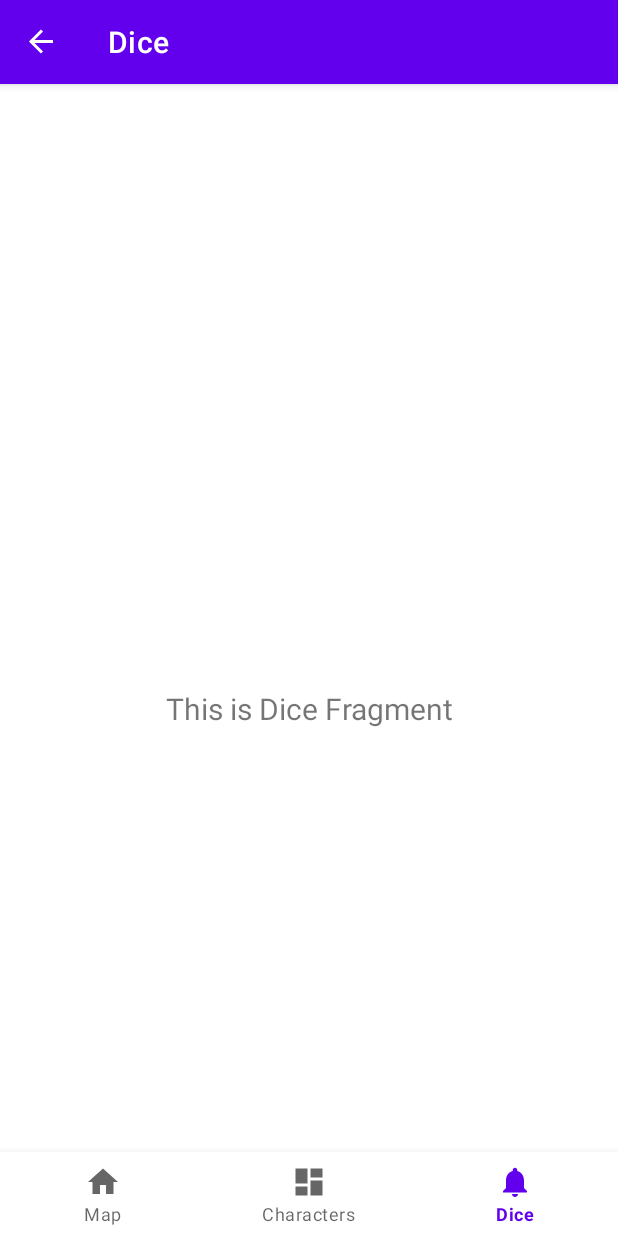
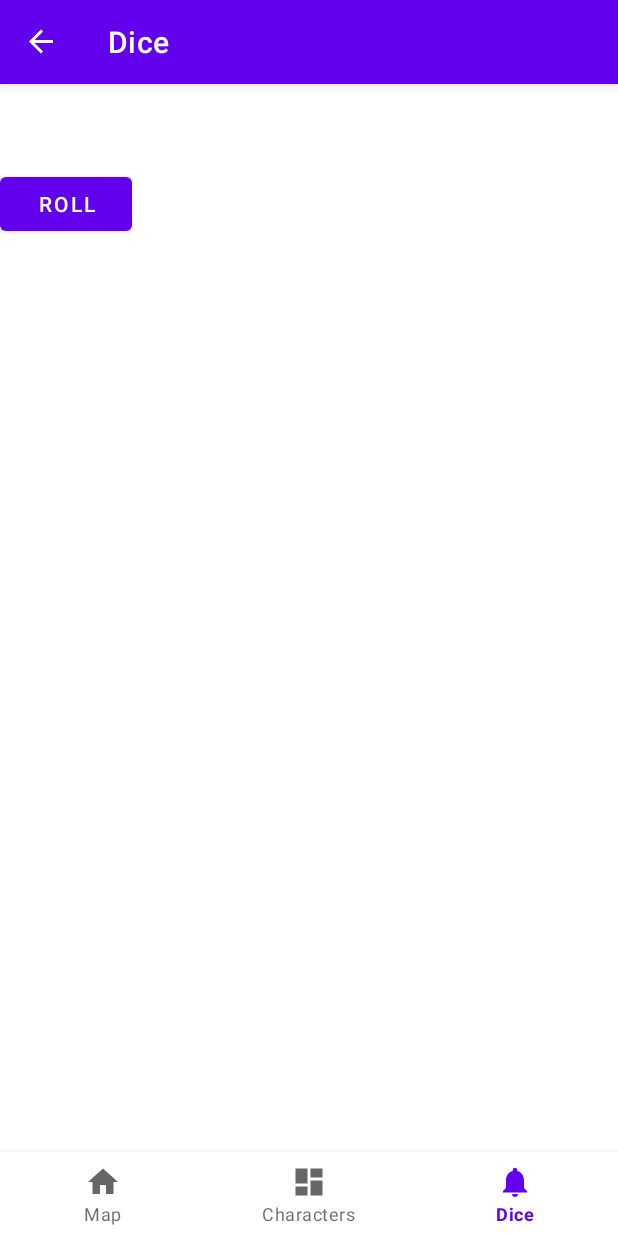
Before and after one commit to PryseOlg/Arklens, an Android app: the screen it shows after launch (MainActivity), item 3 of the bottom bar chosen, on a phone screen of 412 x 824 dp. Run offline under Robolectric (Android 15) with nearby library versions, the phone set to English and light mode, and no system bars; our stand-ins replace Room's generated code, navigation-ui.

Commit message:
Added dice logic and one die display

```diff
--- a/app/src/main/java/com/example/arklens/adapters/DiceAdapter.kt
+++ b/app/src/main/java/com/example/arklens/adapters/DiceAdapter.kt
@@ -1,4 +1,33 @@
 package com.example.arklens.adapters
 
-class DiceAdapter {
+import android.view.LayoutInflater
+import android.view.View
+import android.view.ViewGroup
+import android.widget.TextView
+import androidx.recyclerview.widget.RecyclerView
+import com.example.arklens.R
+
+class DiceAdapter(private val diceList: List<Int>) : RecyclerView.Adapter<DiceAdapter.DiceViewHolder>() {
+
+    override fun onCreateViewHolder(parent: ViewGroup, viewType: Int): DiceViewHolder {
+        val view = LayoutInflater.from(parent.context).inflate(R.layout.fragment_die, parent, false)
+        return DiceViewHolder(view)
+    }
+
+    override fun onBindViewHolder(holder: DiceViewHolder, position: Int) {
+        val diceValue = diceList[position]
+        holder.bind(diceValue)
+    }
+
+    override fun getItemCount(): Int {
+        return diceList.size
+    }
+
+    inner class DiceViewHolder(itemView: View) : RecyclerView.ViewHolder(itemView) {
+        private val diceValueTextView: TextView = itemView.findViewById(R.id.diceValueTextView)
+
+        fun bind(diceValue: Int) {
+            diceValueTextView.text = diceValue.toString()
+        }
+    }
 }
--- a/app/src/main/java/com/example/arklens/ui/dice/DiceFragment.kt
+++ b/app/src/main/java/com/example/arklens/ui/dice/DiceFragment.kt
@@ -1,42 +1,4 @@
 package com.example.arklens.ui.dice
 
-import android.os.Bundle
-import android.view.LayoutInflater
-import android.view.View
-import android.view.ViewGroup
-import android.widget.TextView
-import androidx.fragment.app.Fragment
-import androidx.lifecycle.ViewModelProvider
-import com.example.arklens.databinding.FragmentDiceBinding
-
-class DiceFragment : Fragment() {
-
-    private var _binding: FragmentDiceBinding? = null
-
-    // This property is only valid between onCreateView and
-    // onDestroyView.
-    private val binding get() = _binding!!
-
-    override fun onCreateView(
-        inflater: LayoutInflater,
-        container: ViewGroup?,
-        savedInstanceState: Bundle?
-    ): View {
-        val diceViewModel =
-            ViewModelProvider(this).get(DiceViewModel::class.java)
-
-        _binding = FragmentDiceBinding.inflate(inflater, container, false)
-        val root: View = binding.root
-
-        val textView: TextView = binding.textNotifications
-        diceViewModel.text.observe(viewLifecycleOwner) {
-            textView.text = it
-        }
-        return root
-    }
-
-    override fun onDestroyView() {
-        super.onDestroyView()
-        _binding = null
-    }
+class DiceFragment {
 }
--- a/app/src/main/java/com/example/arklens/ui/dice/DiceViewModel.kt
+++ b/app/src/main/java/com/example/arklens/ui/dice/DiceViewModel.kt
@@ -1,13 +1,4 @@
 package com.example.arklens.ui.dice
 
-import androidx.lifecycle.LiveData
-import androidx.lifecycle.MutableLiveData
-import androidx.lifecycle.ViewModel
-
-class DiceViewModel : ViewModel() {
-
-    private val _text = MutableLiveData<String>().apply {
-        value = "This is Dice Fragment"
-    }
-    val text: LiveData<String> = _text
+class DiceViewModel {
 }
--- /dev/null
+++ b/app/src/main/java/com/example/arklens/ui/die/DieFragment.kt
@@ -0,0 +1,34 @@
+package com.example.arklens.ui.die
+
+import android.os.Bundle
+import android.view.LayoutInflater
+import android.view.View
+import android.view.ViewGroup
+import androidx.fragment.app.Fragment
+import com.example.arklens.models.Die
+import com.example.arklens.databinding.FragmentDieBinding
+
+class DieFragment : Fragment() {
+
+    private lateinit var binding: FragmentDieBinding
+    private lateinit var die: Die
+
+    override fun onCreateView(
+        inflater: LayoutInflater,
+        container: ViewGroup?,
+        savedInstanceState: Bundle?
+    ): View? {
+        binding = FragmentDieBinding.inflate(inflater, container, false)
+        return binding.root
+    }
+
+    override fun onViewCreated(view: View, savedInstanceState: Bundle?) {
+        super.onViewCreated(view, savedInstanceState)
+
+        die = Die(6)
+        binding.rollButton.setOnClickListener {
+            val result = die.throwDie()
+            binding.resultTextView.text = result.toString()
+        }
+    }
+}
--- /dev/null
+++ b/app/src/main/java/com/example/arklens/ui/die/DieViewModel.kt
@@ -0,0 +1,19 @@
+package com.example.arklens.ui.die
+
+import androidx.lifecycle.LiveData
+import androidx.lifecycle.MutableLiveData
+import androidx.lifecycle.ViewModel
+import com.example.arklens.models.Die
+
+class DieViewModel : ViewModel() {
+
+    private val _diceValue = MutableLiveData<Int>()
+    val diceValue: LiveData<Int> get() = _diceValue
+
+    private val die = Die(6)
+
+    fun rollDie() {
+        val result = die.throwDie()
+        _diceValue.value = result
+    }
+}
--- a/app/src/main/res/layout/fragment_dice.xml
+++ /dev/null
@@ -1,22 +0,0 @@
-<?xml version="1.0" encoding="utf-8"?>
-<androidx.constraintlayout.widget.ConstraintLayout xmlns:android="http://schemas.android.com/apk/res/android"
-    xmlns:app="http://schemas.android.com/apk/res-auto"
-    xmlns:tools="http://schemas.android.com/tools"
-    android:layout_width="match_parent"
-    android:layout_height="match_parent"
-    tools:context=".ui.dice.DiceFragment">
-
-    <TextView
-        android:id="@+id/text_notifications"
-        android:layout_width="match_parent"
-        android:layout_height="wrap_content"
-        android:layout_marginStart="8dp"
-        android:layout_marginTop="8dp"
-        android:layout_marginEnd="8dp"
-        android:textAlignment="center"
-        android:textSize="20sp"
-        app:layout_constraintBottom_toBottomOf="parent"
-        app:layout_constraintEnd_toEndOf="parent"
-        app:layout_constraintStart_toStartOf="parent"
-        app:layout_constraintTop_toTopOf="parent" />
-</androidx.constraintlayout.widget.ConstraintLayout>
--- /dev/null
+++ b/app/src/main/res/layout/fragment_die.xml
@@ -0,0 +1,27 @@
+<?xml version="1.0" encoding="utf-8"?>
+<LinearLayout xmlns:android="http://schemas.android.com/apk/res/android"
+    android:layout_width="match_parent"
+    android:layout_height="match_parent">
+
+    <Button
+        android:id="@+id/rollButton"
+        android:layout_width="wrap_content"
+        android:layout_height="wrap_content"
+        android:text="@string/roll"
+        />
+
+    <TextView
+        android:id="@+id/resultTextView"
+        android:layout_width="wrap_content"
+        android:layout_height="wrap_content"
+        />
+
+    <TextView
+        android:id="@+id/diceValueTextView"
+        android:layout_width="wrap_content"
+        android:layout_height="wrap_content"
+        android:textSize="18sp"
+        android:textStyle="bold"
+        android:padding="8dp" />
+
+</LinearLayout>
--- a/app/src/main/res/navigation/mobile_navigation.xml
+++ b/app/src/main/res/navigation/mobile_navigation.xml
@@ -19,9 +19,9 @@
 
     <fragment
         android:id="@+id/navigation_dice"
-        android:name="com.example.arklens.ui.dice.DiceFragment"
+        android:name="com.example.arklens.ui.die.DieFragment"
         android:label="@string/title_dice"
-        tools:layout="@layout/fragment_dice" />
+        tools:layout="@layout/fragment_die" />
 
     <fragment
         android:id="@+id/navigation_full_character"
--- a/app/src/main/res/values/strings.xml
+++ b/app/src/main/res/values/strings.xml
@@ -9,4 +9,6 @@
     <string name="name">Имя</string>
     <string name="picture">picture</string>
     <string name="icon">icon</string>
+    <string name="roll_button_text">Бросить кубик</string>
+    <string name="roll">Roll</string>
 </resources>
```
Also changed, not shown: app/src/main/java/com/example/arklens/ui/character/CharacterFragment.kt (line endings or trailing spaces).
